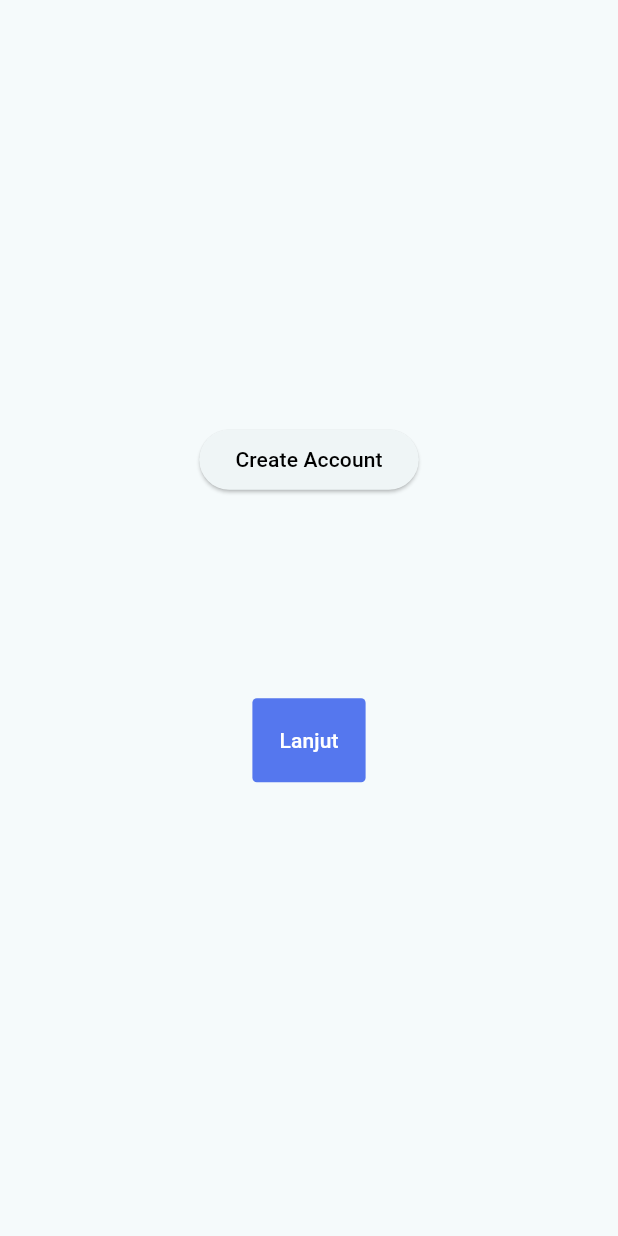
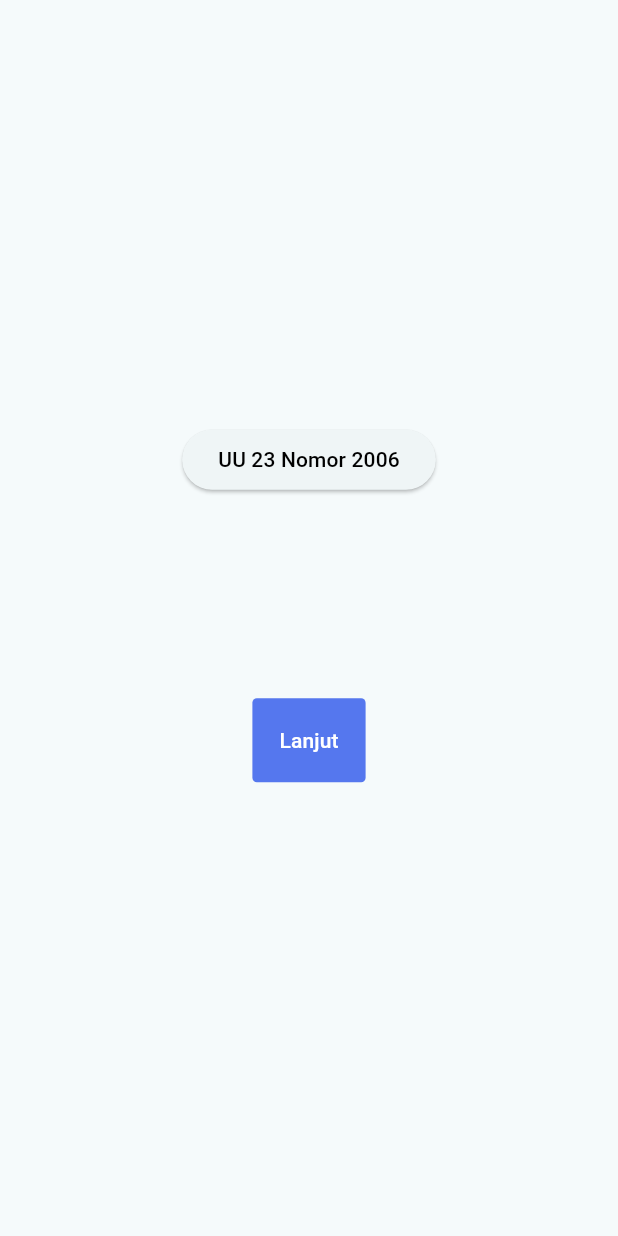
Before and after one commit to Yorcs/KJRI-x-SRP, a Flutter app: the TermScreen screen opened directly, on a phone screen of 412 x 824 dp. Run offline on Flutter 3.47's test engine with Material 3 defaults, Android fonts, the phone set to English and light mode, and no system bars; our stand-ins replace cloud_firestore, device_info_plus, file_picker, firebase_core, firebase_storage, flutter_form_builder and 4 more; missing offline and left inert: pdfx; accounts and stored records are empty.

Commit message:
Changed button text

```diff
--- a/self_report_application/lib/terms.dart
+++ b/self_report_application/lib/terms.dart
@@ -47,7 +47,7 @@ class _TermsScreenState extends State<TermScreen> {
                   children: [
                     ElevatedButton(
                       child: Text(
-                        'Create Account',
+                        'UU 23 Nomor 2006',
                         style: TextStyle(color: Colors.black),
                       ),
                       onPressed: () {
```
